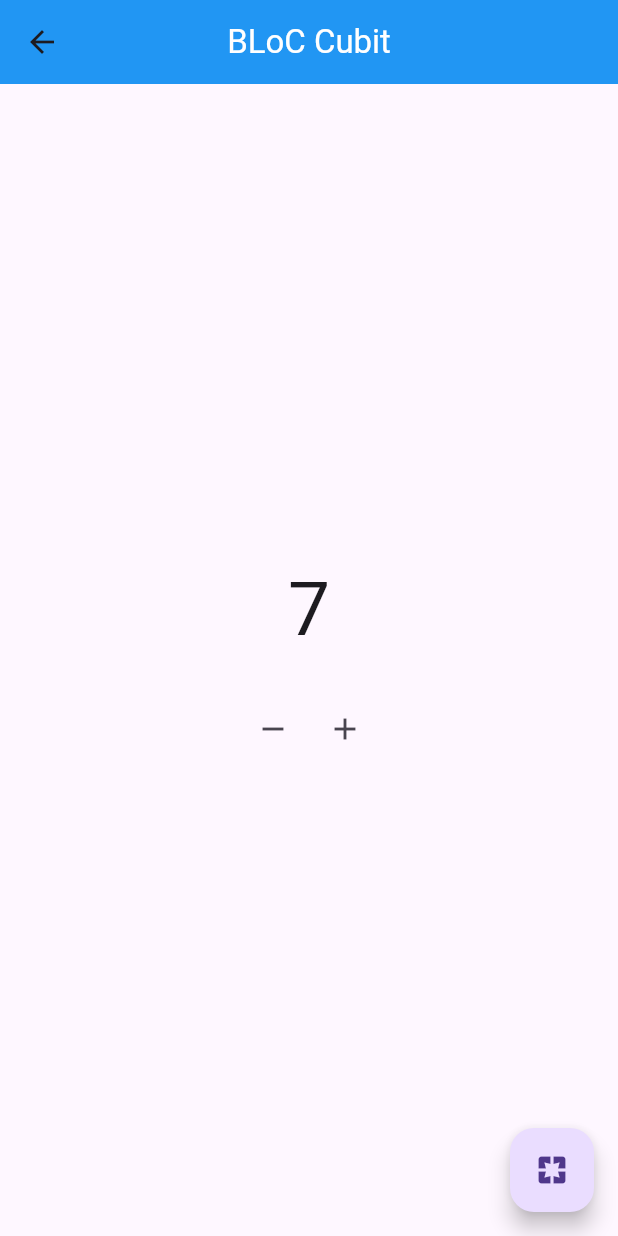
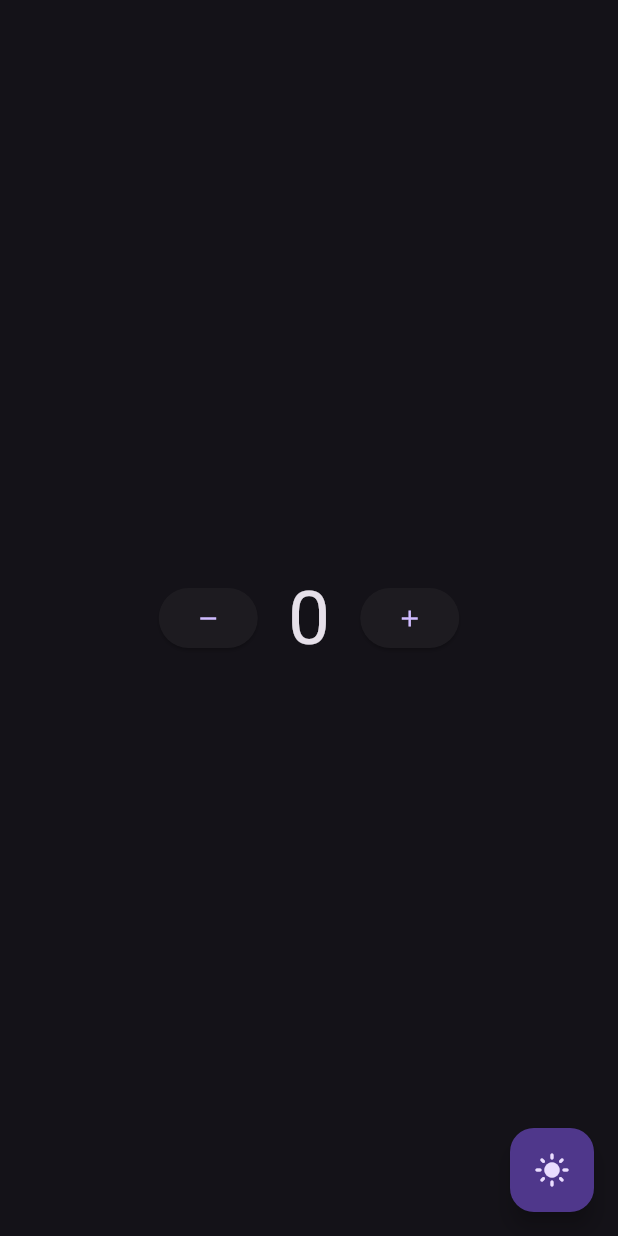
Before and after one commit to akurizaldirv/learn-flutter-bloc, a Flutter app: the screen it shows after launch, after a tap on the "remove" icon, after a tap on the "add" icon, on a phone screen of 412 x 824 dp. Run offline on Flutter 3.47's test engine with Material 3 defaults, Android fonts, the phone set to English and light mode, and no system bars; our stand-ins replace flutter_bloc.

Commit message:
add multi bloc provider

```diff
--- a/lib/bloc/counter_bloc.dart
+++ b/lib/bloc/counter_bloc.dart
@@ -1,13 +1,13 @@
-import 'package:bloc/bloc.dart';
+import 'package:flutter_bloc/flutter_bloc.dart';
 
 class CounterBloc extends Cubit<int> {
-  CounterBloc({initialData = 0}) : super(initialData);
+  CounterBloc({init = 0}) : super(init);
 
-  void increment() => emit(state + 1);
-  void decrement() => emit(state - 1);
-  @override
-  void onChange(Change<int> change) {
-    super.onChange(change);
-    print(change);
+  void increment() {
+    emit(state + 1);
+  }
+
+  void decrement() {
+    emit(state - 1);
   }
 }
--- /dev/null
+++ b/lib/bloc/theme_bloc.dart
@@ -0,0 +1,7 @@
+import 'package:flutter_bloc/flutter_bloc.dart';
+
+class ThemeBloc extends Cubit<bool> {
+  ThemeBloc({isLight = false}) : super(isLight);
+
+  void changeTheme() => emit(!state);
+}
--- a/lib/main.dart
+++ b/lib/main.dart
@@ -1,19 +1,32 @@
 import 'package:flutter/material.dart';
-import 'package:learn_bloc/routes/app_route.dart';
+import 'package:flutter_bloc/flutter_bloc.dart';
+import 'package:learn_bloc/bloc/counter_bloc.dart';
+import 'package:learn_bloc/bloc/theme_bloc.dart';
+import 'package:learn_bloc/pages/home_page.dart';
 
-void main() {
-  runApp(MyApp());
+void main(List<String> args) {
+  runApp(const MyApp());
 }
 
 class MyApp extends StatelessWidget {
-  MyApp({super.key});
-  final appRoute = AppRoute();
+  const MyApp({super.key});
 
   @override
   Widget build(BuildContext context) {
-    return MaterialApp(
-      initialRoute: "/home",
-      onGenerateRoute: appRoute.onRoute,
-    );
+    return MultiBlocProvider(
+        providers: [
+          BlocProvider(
+            create: (context) => ThemeBloc(),
+          ),
+          BlocProvider(
+            create: (context) => CounterBloc(),
+          ),
+        ],
+        child: BlocBuilder<ThemeBloc, bool>(
+          builder: (context, state) => MaterialApp(
+            theme: state ? ThemeData.light() : ThemeData.dark(),
+            home: const HomePage(),
+          ),
+        ));
   }
 }
--- a/lib/pages/home_page.dart
+++ b/lib/pages/home_page.dart
@@ -1,6 +1,7 @@
 import 'package:flutter/material.dart';
 import 'package:flutter_bloc/flutter_bloc.dart';
 import 'package:learn_bloc/bloc/counter_bloc.dart';
+import 'package:learn_bloc/bloc/theme_bloc.dart';
 
 class HomePage extends StatelessWidget {
   const HomePage({super.key});
@@ -8,83 +9,48 @@ class HomePage extends StatelessWidget {
   @override
   Widget build(BuildContext context) {
     return Scaffold(
-      appBar: AppBar(
-        title: const Text(
-          "BLoC Cubit",
-          style: TextStyle(color: Colors.white),
+      floatingActionButton: BlocBuilder<ThemeBloc, bool>(
+        builder: (context, state) {
+          return FloatingActionButton(
+            onPressed: () {
+              context.read<ThemeBloc>().changeTheme();
+            },
+            child: state ? const Icon(Icons.dark_mode) : const Icon(Icons.light_mode),
+          );
+        },
       ),
-        centerTitle: true,
-        backgroundColor: Colors.blue.shade500,
-      ),
-      floatingActionButton: FloatingActionButton(
-        onPressed: () => Navigator.of(context).pushNamed("/mirror"),
-        child: const Icon(Icons.pages),
-      ),
-      body: Column(
+      body: Center(
+        child: Row(
           mainAxisAlignment: MainAxisAlignment.center,
           children: [
-          BlocConsumer<CounterBloc, int>(
-            builder: (context, state) {
-              return Center(
-                child: Text(
-                  "$state",
-                  style: const TextStyle(fontSize: 50),
-                ),
-              );
-            },
-            listener: (context, state) {
-              ScaffoldMessenger.of(context).showSnackBar(SnackBar(
-                content: Text("Lebih dari 15 : $state"),
-                duration: const Duration(milliseconds: 300),
-              ));
-            },
-            buildWhen: (previous, current) => current <= 15,
-            listenWhen: (previous, current) => current > 15,
-          ),
-          // BlocListener<CounterBloc, int>(
-          //   listener: (context, state) {
-          //     ScaffoldMessenger.of(context)
-          //         .showSnackBar(SnackBar(content: Text("Lebih dari 15 : $state")));
-          //   },
-          //   listenWhen: (previous, current) {
-          //     if (current > 15) {
-          //       return true;
-          //     } else {
-          //       return false;
-          //     }
-          //   },
-          //   child: BlocBuilder<CounterBloc, int>(
-          //     builder: (context, state) {
-          //       return Center(
-          //         child: Text(
-          //           "$state",
-          //           style: const TextStyle(fontSize: 50),
-          //         ),
-          //       );
-          //     },
-          //   ),
-          // ),
-          const SizedBox(
-            height: 20,
-          ),
-          Row(
-            mainAxisAlignment: MainAxisAlignment.center,
-            children: [
-              IconButton(
+            ElevatedButton(
               onPressed: () {
                 context.read<CounterBloc>().decrement();
               },
-                icon: const Icon(Icons.remove),
+              child: const Icon(Icons.remove),
             ),
-              IconButton(
+            const SizedBox(
+              width: 20,
+            ),
+            BlocBuilder<CounterBloc, int>(
+              builder: (context, state) {
+                return Text(
+                  "$state",
+                  style: const TextStyle(fontSize: 50),
+                );
+              },
+            ),
+            const SizedBox(
+              width: 20,
+            ),
+            ElevatedButton(
               onPressed: () {
                 context.read<CounterBloc>().increment();
               },
-                icon: const Icon(Icons.add),
+              child: const Icon(Icons.add),
             ),
           ],
-          )
-        ],
+        ),
       ),
     );
   }
--- a/lib/pages/mirror_page.dart
+++ /dev/null
@@ -1,29 +0,0 @@
-import 'package:flutter/material.dart';
-import 'package:flutter_bloc/flutter_bloc.dart';
-import 'package:learn_bloc/bloc/counter_bloc.dart';
-
-class MirrorPage extends StatelessWidget {
-  const MirrorPage({super.key});
-
-  @override
-  Widget build(BuildContext context) {
-    return Scaffold(
-      appBar: AppBar(
-        title: const Text("Mirror Page"),
-      ),
-      floatingActionButton: FloatingActionButton(
-        onPressed: () {
-          Navigator.of(context).pushNamed("/NO_PAGES_WITH_THIS_ROUTE");
-        },
-        child: const Icon(Icons.error),
-      ),
-      body: Center(
-          child: BlocBuilder<CounterBloc, int>(
-        builder: (context, state) => Text(
-          "$state",
-          style: const TextStyle(fontSize: 50),
-        ),
-      )),
-    );
-  }
-}
--- a/lib/pages/not_found.dart
+++ /dev/null
@@ -1,18 +0,0 @@
-import 'package:flutter/material.dart';
-
-class NotFound extends StatelessWidget {
-  const NotFound({super.key});
-
-  @override
-  Widget build(BuildContext context) {
-    return Scaffold(
-      appBar: AppBar(title: const Text("404"),),
-      body: const Center(
-        child: Text(
-          "Page not Found",
-          style: TextStyle(fontSize: 50),
-        ),
-      ),
-    );
-  }
-}
--- a/lib/routes/app_route.dart
+++ /dev/null
@@ -1,39 +0,0 @@
-import 'package:flutter/material.dart';
-import 'package:flutter_bloc/flutter_bloc.dart';
-import 'package:learn_bloc/bloc/counter_bloc.dart';
-import 'package:learn_bloc/pages/home_page.dart';
-import 'package:learn_bloc/pages/mirror_page.dart';
-import 'package:learn_bloc/pages/not_found.dart';
-
-class AppRoute {
-  CounterBloc appCouter = CounterBloc(initialData: 7);
-
-  Route onRoute(RouteSettings settings) {
-    switch (settings.name) {
-      case "/home":
-        {
-          return MaterialPageRoute(
-              builder: (context) => BlocProvider.value(
-            value: appCouter,
-            child: const HomePage(),
-          ));
-        }
-      case "/mirror":
-        {
-          return MaterialPageRoute(
-              builder: (context) => BlocProvider.value(
-            value: appCouter,
-            child: const MirrorPage(),
-          ));
-        }
-      default:
-        {
-          return MaterialPageRoute(
-              builder: (context) => BlocProvider.value(
-            value: appCouter,
-            child: const NotFound(),
-          ));
-        }
-    }
-  }
-}
```
Lines whose indentation alone changed are shown as unchanged.
